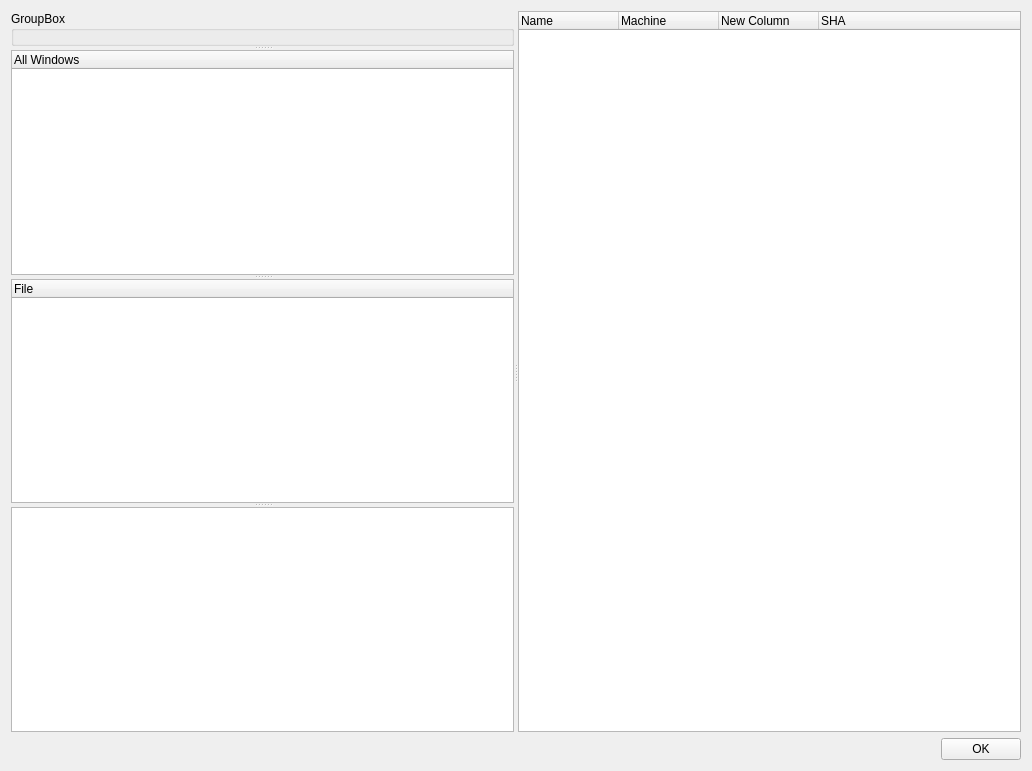
First picture: the form in Resources/ui/student_window.ui, repository azzamsa/lupv, before the edit.
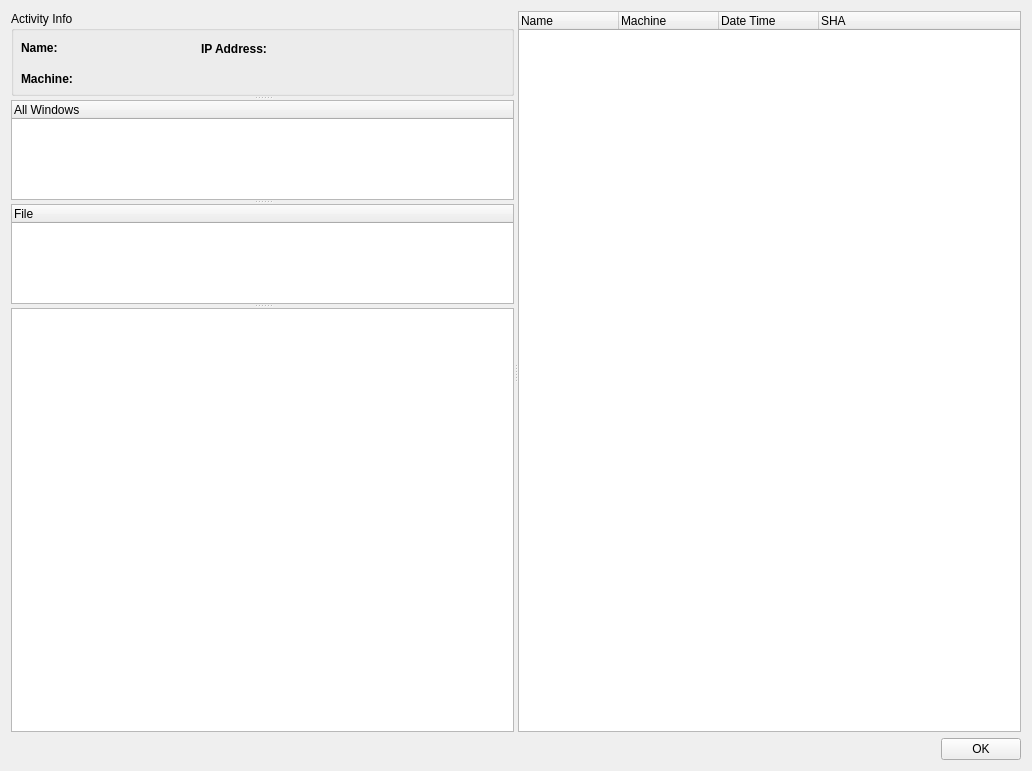
Second picture: the form after the edit.

Commit message: Resize widget minimum and maximum size

```diff
--- a/Resources/ui/student_window.ui
+++ b/Resources/ui/student_window.ui
@@ -24,11 +24,131 @@
        <enum>Qt::Vertical</enum>
       </property>
       <widget class="QGroupBox" name="groupBox">
+       <property name="sizePolicy">
+        <sizepolicy hsizetype="Ignored" vsizetype="Fixed">
+         <horstretch>0</horstretch>
+         <verstretch>0</verstretch>
+        </sizepolicy>
+       </property>
+       <property name="minimumSize">
+        <size>
+         <width>0</width>
+         <height>85</height>
+        </size>
+       </property>
+       <property name="maximumSize">
+        <size>
+         <width>16777215</width>
+         <height>8</height>
+        </size>
+       </property>
+       <property name="baseSize">
+        <size>
+         <width>0</width>
+         <height>0</height>
+        </size>
+       </property>
        <property name="title">
-        <string>GroupBox</string>
+        <string>Activity Info</string>
        </property>
+       <widget class="QLabel" name="label">
+        <property name="geometry">
+         <rect>
+          <x>10</x>
+          <y>30</y>
+          <width>59</width>
+          <height>14</height>
+         </rect>
+        </property>
+        <property name="text">
+         <string>&lt;html&gt;&lt;head/&gt;&lt;body&gt;&lt;p&gt;&lt;span style=&quot; font-weight:600;&quot;&gt;Name:&lt;/span&gt;&lt;/p&gt;&lt;/body&gt;&lt;/html&gt;</string>
+        </property>
+       </widget>
+       <widget class="QLabel" name="label_2">
+        <property name="geometry">
+         <rect>
+          <x>10</x>
+          <y>60</y>
+          <width>71</width>
+          <height>16</height>
+         </rect>
+        </property>
+        <property name="text">
+         <string>&lt;html&gt;&lt;head/&gt;&lt;body&gt;&lt;p&gt;&lt;span style=&quot; font-weight:600;&quot;&gt;Machine:&lt;/span&gt;&lt;/p&gt;&lt;/body&gt;&lt;/html&gt;</string>
+        </property>
+       </widget>
+       <widget class="QLabel" name="name_lbl">
+        <property name="geometry">
+         <rect>
+          <x>80</x>
+          <y>30</y>
+          <width>101</width>
+          <height>16</height>
+         </rect>
+        </property>
+        <property name="text">
+         <string/>
+        </property>
+       </widget>
+       <widget class="QLabel" name="machine_lbl">
+        <property name="geometry">
+         <rect>
+          <x>80</x>
+          <y>60</y>
+          <width>101</width>
+          <height>16</height>
+         </rect>
+        </property>
+        <property name="text">
+         <string/>
+        </property>
+       </widget>
+       <widget class="QLabel" name="label_5">
+        <property name="geometry">
+         <rect>
+          <x>190</x>
+          <y>30</y>
+          <width>91</width>
+          <height>16</height>
+         </rect>
+        </property>
+        <property name="text">
+         <string>&lt;html&gt;&lt;head/&gt;&lt;body&gt;&lt;p&gt;&lt;span style=&quot; font-weight:600;&quot;&gt;IP Address:&lt;/span&gt;&lt;/p&gt;&lt;/body&gt;&lt;/html&gt;</string>
+        </property>
+       </widget>
+       <widget class="QLabel" name="ip_lbl">
+        <property name="geometry">
+         <rect>
+          <x>290</x>
+          <y>30</y>
+          <width>101</width>
+          <height>16</height>
+         </rect>
+        </property>
+        <property name="text">
+         <string/>
+        </property>
+       </widget>
       </widget>
       <widget class="QTreeWidget" name="all_windows_tw">
+       <property name="sizePolicy">
+        <sizepolicy hsizetype="Expanding" vsizetype="Expanding">
+         <horstretch>0</horstretch>
+         <verstretch>0</verstretch>
+        </sizepolicy>
+       </property>
+       <property name="minimumSize">
+        <size>
+         <width>0</width>
+         <height>20</height>
+        </size>
+       </property>
+       <property name="maximumSize">
+        <size>
+         <width>16777215</width>
+         <height>100</height>
+        </size>
+       </property>
        <column>
         <property name="text">
          <string notr="true">All Windows</string>
@@ -36,6 +156,18 @@
        </column>
       </widget>
       <widget class="QTreeWidget" name="file_tw">
+       <property name="minimumSize">
+        <size>
+         <width>0</width>
+         <height>50</height>
+        </size>
+       </property>
+       <property name="maximumSize">
+        <size>
+         <width>16777215</width>
+         <height>100</height>
+        </size>
+       </property>
        <column>
         <property name="text">
          <string notr="true">File</string>
@@ -57,7 +189,7 @@
       </column>
       <column>
        <property name="text">
-        <string>New Column</string>
+        <string>Date Time</string>
        </property>
       </column>
       <column>
```
Left out of the diff: 48 changed lines with no effect on the pictures. The commit also changes 1 other file.
